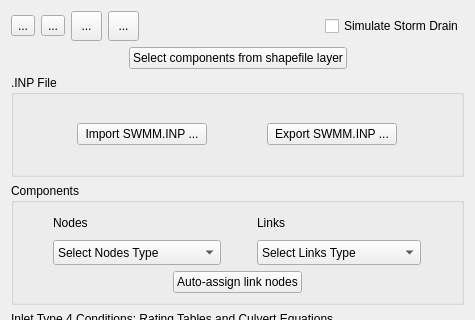
Old version of the form flo2d/ui/storm_drain_editor.ui in the repository FLO-2DSoftware/qgis-flo-2d-plugin; both pictures show x 0 to 475 and y 0 to 320 of the 475 by 644 pixel window.
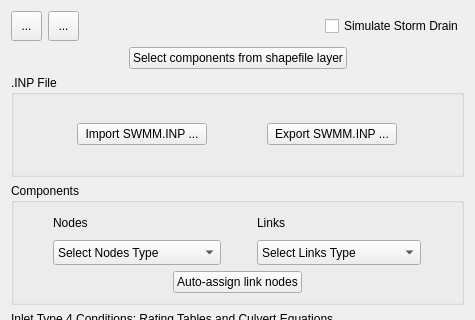
New version of the form. Icons and pictures are not drawn.

Commit message:
Remove import/export SWMM.INP icons from top icons of SD Editor widget
-Change the ‘export_swmm.svg’ icon to match the style of other
‘export…svg’ icons.

-Redirect the ‘help’ button to the ‘storm drain editor’ page, which is
currently under construction.

Patch:
```diff
--- a/flo2d/ui/storm_drain_editor.ui
+++ b/flo2d/ui/storm_drain_editor.ui
@@ -225,34 +225,6 @@
     <layout class="QHBoxLayout" name="horizontalLayout_5">
      <item>
       <layout class="QHBoxLayout" name="horizontalLayout_4">
-       <item>
-        <widget class="QToolButton" name="import_inp2_btn">
-         <property name="toolTip">
-          <string>Import SWMM.INP file</string>
-         </property>
-         <property name="text">
-          <string>...</string>
-         </property>
-         <property name="icon">
-          <iconset>
-           <normaloff>../img/import_swmm.svg</normaloff>../img/import_swmm.svg</iconset>
-         </property>
-        </widget>
-       </item>
-       <item>
-        <widget class="QToolButton" name="export_inp2_btn">
-         <property name="toolTip">
-          <string>Export SWMM.INP file</string>
-         </property>
-         <property name="text">
-          <string>...</string>
-         </property>
-         <property name="icon">
-          <iconset>
-           <normaloff>../img/export_swmm.svg</normaloff>../img/export_swmm.svg</iconset>
-         </property>
-        </widget>
-       </item>
        <item>
         <widget class="QToolButton" name="schema_storm_drain_btn">
          <property name="enabled">
```
The commit also changes 2 other files.
